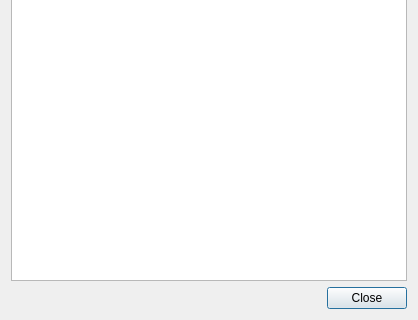
First picture: the form in mainwindow.ui, repository SmirnoffYM/AI-simulator, before the edit; both pictures show x 0 to 418 and y 156 to 476 of the 418 by 476 pixel window.
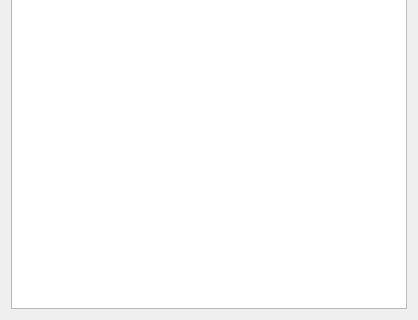
Second picture: the form after the edit. Icons and pictures are not drawn.

The edit to the form file:
```diff
--- a/mainwindow.ui
+++ b/mainwindow.ui
@@ -22,32 +22,6 @@
       </property>
      </widget>
     </item>
-    <item row="1" column="0">
-     <spacer name="horizontalSpacer">
-      <property name="orientation">
-       <enum>Qt::Horizontal</enum>
-      </property>
-      <property name="sizeHint" stdset="0">
-       <size>
-        <width>479</width>
-        <height>20</height>
-       </size>
-      </property>
-     </spacer>
-    </item>
-    <item row="1" column="1">
-     <widget class="QPushButton" name="closePushButton">
-      <property name="text">
-       <string>Close</string>
-      </property>
-      <property name="autoDefault">
-       <bool>true</bool>
-      </property>
-      <property name="default">
-       <bool>true</bool>
-      </property>
-     </widget>
-    </item>
    </layout>
   </widget>
   <widget class="QMenuBar" name="menuBar">
```
Left out of the diff: 5 changed lines with no effect on the pictures.
